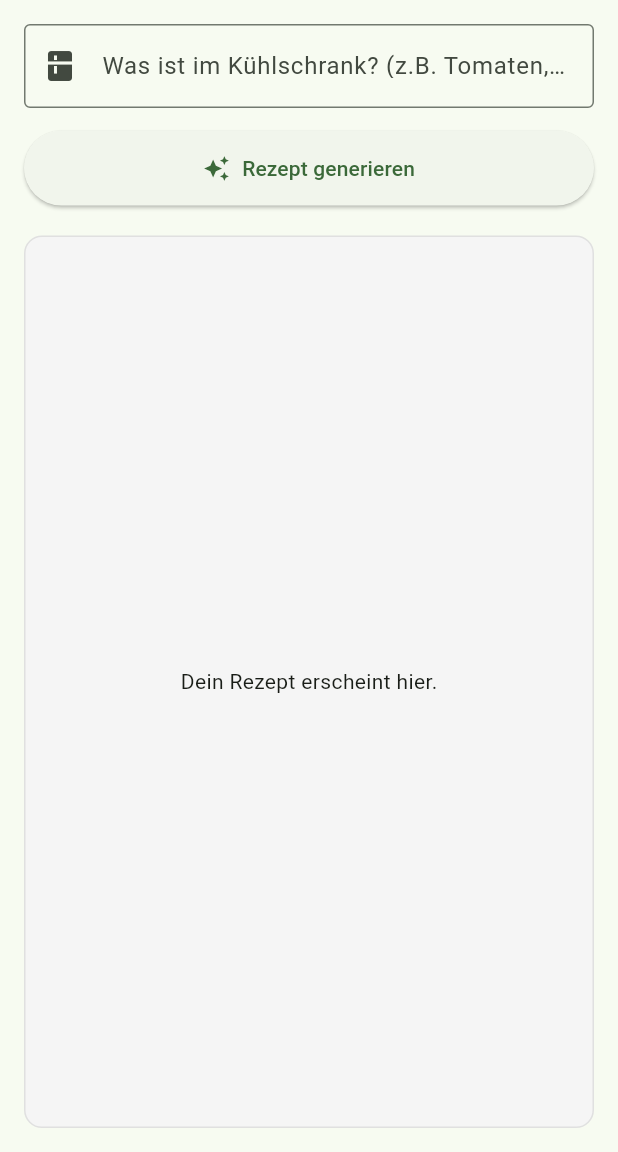
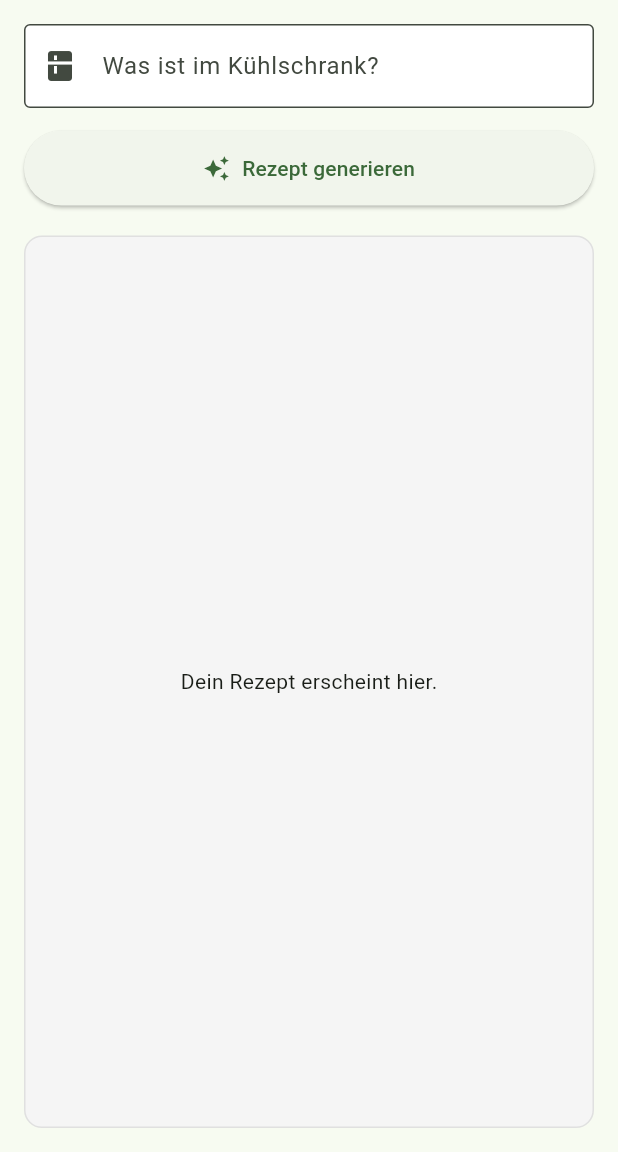
Before and after one commit to Schengii/EcoChef, a Flutter app: the screen it shows after launch, on a phone screen of 412 x 824 dp, the part 84-1236 px from its top. Run offline on Flutter 3.47's test engine with Material 3 defaults, Android fonts, the phone set to English and light mode, and no system bars; our stand-ins replace flutter_markdown.

Commit message:
update verbessere das Rezept Design im Frontend

```diff
--- a/frontend/lib/main.dart
+++ b/frontend/lib/main.dart
@@ -97,10 +97,15 @@ class _RecipeScreenState extends State<RecipeScreen> {
           children: [
             TextField(
               controller: _controller,
+              maxLines: 3,
+              minLines: 1,
               decoration: const InputDecoration(
-                labelText: "Was ist im Kühlschrank? (z.B. Tomaten, Käse)",
+                labelText: "Was ist im Kühlschrank?",
+                hintText: 'z.B. Tomaten, Eier, alter Käse...',
+                prefixIcon: Icon(Icons.kitchen),
                 border: OutlineInputBorder(),
-                prefixIcon: Icon(Icons.kitchen),
+                filled: true,
+                fillColor: Colors.white,
               ),
             ),
             const SizedBox(height: 15),
```
